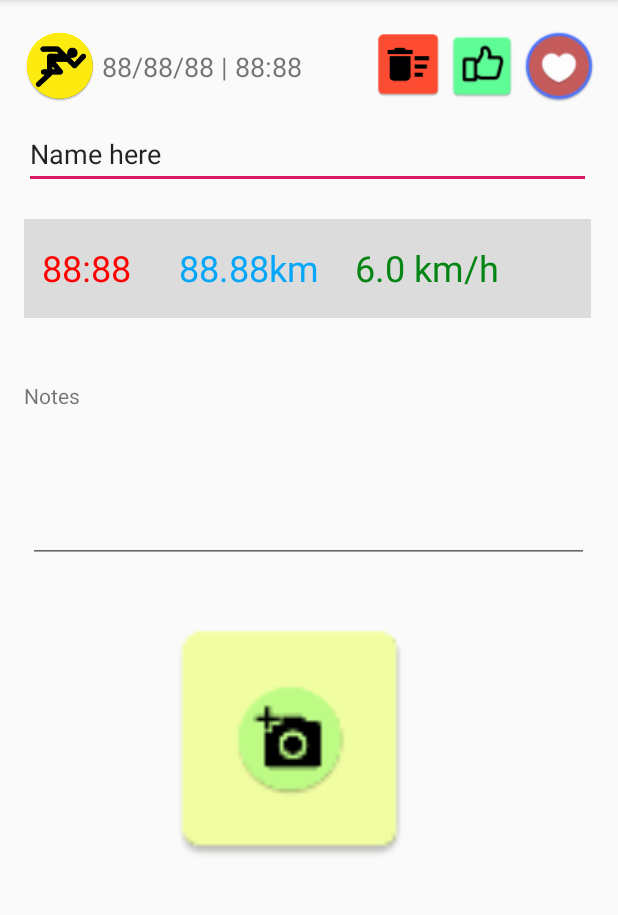
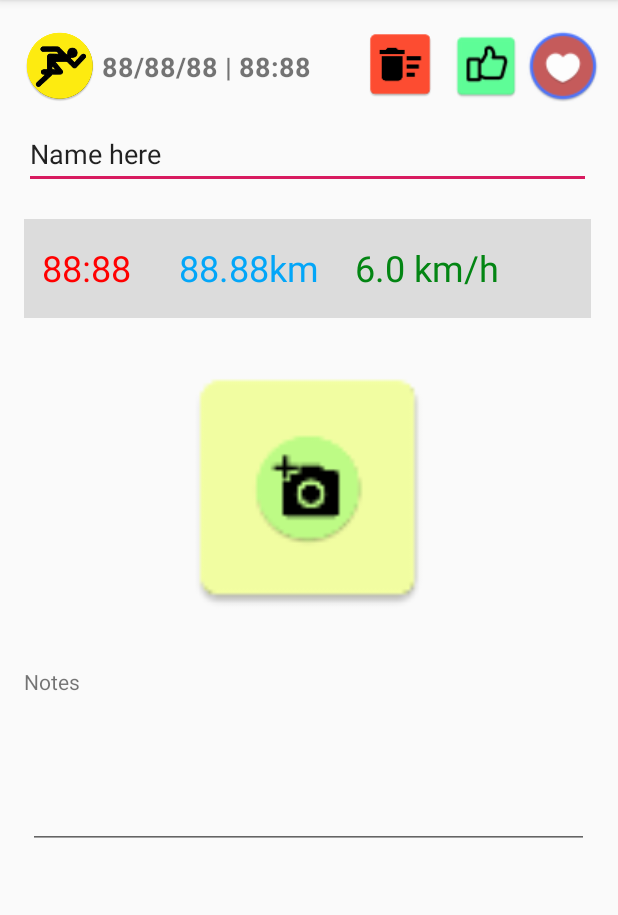
Before and after one commit to alexmelissas/Alex_Melissas_MDP_CW4, an Android app: the SingleWorkout screen opened directly, with no data from a screen before it, on a phone screen of 412 x 824 dp, the part 84-999 px from its top. Run offline under Robolectric (Android 15) with nearby library versions, the light colour scheme and no system bars; 2 statements that could not run were skipped.

Commit message:
functionality finished
- look at savestate shit
- and BR

```diff
--- a/app/src/main/java/com/example/alex_melissas_mdp_cw4/SingleWorkout.java
+++ b/app/src/main/java/com/example/alex_melissas_mdp_cw4/SingleWorkout.java
@@ -45,6 +45,7 @@ public class SingleWorkout extends AppCompatActivity {
     }
 
     @Override
+    //image handling
     protected void onActivityResult(int reqCode, int resultCode, Intent data) {
         super.onActivityResult(reqCode, resultCode, data);
 
@@ -56,7 +57,7 @@ public class SingleWorkout extends AppCompatActivity {
                 ((ImageView)findViewById(R.id.imagePickButton)).setImageBitmap(selectedImage);
 
                 ByteArrayOutputStream compressed = new ByteArrayOutputStream();
-                selectedImage.compress(Bitmap.CompressFormat.PNG,100,compressed);
+                selectedImage.compress(Bitmap.CompressFormat.JPEG,100,compressed);
                 byte[] image = compressed.toByteArray();
 
                 ContentValues photo = new ContentValues();
@@ -65,9 +66,9 @@ public class SingleWorkout extends AppCompatActivity {
 
             } catch (FileNotFoundException e) {
                 e.printStackTrace();
-                Toast.makeText(SingleWorkout.this, "Error", Toast.LENGTH_SHORT).show();
+                Toast.makeText(SingleWorkout.this, "Image selection error", Toast.LENGTH_SHORT).show();
             }
-        }else Toast.makeText(SingleWorkout.this, "You haven't picked Image",Toast.LENGTH_LONG).show();
+        }else Toast.makeText(SingleWorkout.this, "No image selected",Toast.LENGTH_LONG).show();
     }
 
     private void attachListeners(){
@@ -128,7 +129,7 @@ public class SingleWorkout extends AppCompatActivity {
             if(fav==0) { ((CheckBox)findViewById(R.id.favCheck)).setChecked(false); }
             else { ((CheckBox)findViewById(R.id.favCheck)).setChecked(true); }
 
-            ((TextView)findViewById(R.id.datetimeText)).setText(c.getString(3));
+            ((TextView)findViewById(R.id.datetimeText)).setText(c.getString(3).substring(0,16));
             ((TextView)findViewById(R.id.durationText)).setText(secToDuration(c.getInt(4)));
             ((TextView)findViewById(R.id.distanceText)).setText(String.format("%.2f",c.getFloat(5))+" km");
             ((TextView)findViewById(R.id.avgspeedText)).setText(String.format("%.2f",c.getFloat(6))+" km/h");
--- a/app/src/main/res/layout/activity_single_workout.xml
+++ b/app/src/main/res/layout/activity_single_workout.xml
@@ -10,13 +10,16 @@
         android:id="@+id/imagePickButton"
         android:layout_width="180dp"
         android:layout_height="180dp"
-        android:layout_marginTop="28dp"
-        android:layout_marginEnd="128dp"
-        android:layout_marginRight="120dp"
+        android:layout_marginTop="24dp"
+        android:layout_marginEnd="116dp"
+        android:layout_marginRight="116dp"
+        android:adjustViewBounds="false"
         android:clickable="true"
+        android:cropToPadding="false"
         android:onClick="onClickPickImage"
+        android:scaleType="centerCrop"
         app:layout_constraintEnd_toEndOf="parent"
-        app:layout_constraintTop_toBottomOf="@+id/notesText"
+        app:layout_constraintTop_toBottomOf="@+id/imageView2"
         app:srcCompat="@mipmap/add_photo_big_square" />
 
     <ImageView
@@ -39,6 +42,7 @@
         android:layout_marginTop="32dp"
         android:text="88/88/88 | 88:88"
         android:textSize="18sp"
+        android:textStyle="bold"
         app:layout_constraintStart_toEndOf="@+id/typeImageSingle"
         app:layout_constraintTop_toTopOf="parent" />
 
@@ -61,7 +65,7 @@
         android:layout_height="102dp"
         android:layout_marginStart="16dp"
         android:layout_marginLeft="16dp"
-        android:layout_marginTop="80dp"
+        android:layout_marginTop="48dp"
         android:layout_marginEnd="16dp"
         android:layout_marginRight="16dp"
         android:ems="10"
@@ -70,7 +74,7 @@
         app:layout_constraintEnd_toEndOf="parent"
         app:layout_constraintHorizontal_bias="0.4"
         app:layout_constraintStart_toStartOf="parent"
-        app:layout_constraintTop_toBottomOf="@+id/distanceText" />
+        app:layout_constraintTop_toBottomOf="@+id/imagePickButton" />
 
     <TextView
         android:id="@+id/textView6"
@@ -86,6 +90,8 @@
         android:id="@+id/likeCheck"
         android:layout_width="46dp"
         android:layout_height="49dp"
+        android:layout_marginStart="8dp"
+        android:layout_marginLeft="8dp"
         android:layout_marginTop="19dp"
         android:button="@drawable/likebutton"
         android:checked="false"
@@ -112,8 +118,8 @@
         android:id="@+id/deleteButton"
         android:layout_width="50dp"
         android:layout_height="50dp"
-        android:layout_marginStart="13dp"
-        android:layout_marginLeft="13dp"
+        android:layout_marginStart="8dp"
+        android:layout_marginLeft="8dp"
         android:layout_marginTop="18dp"
         android:background="@mipmap/delete_icon"
         android:onClick="onClickDelete"
```
